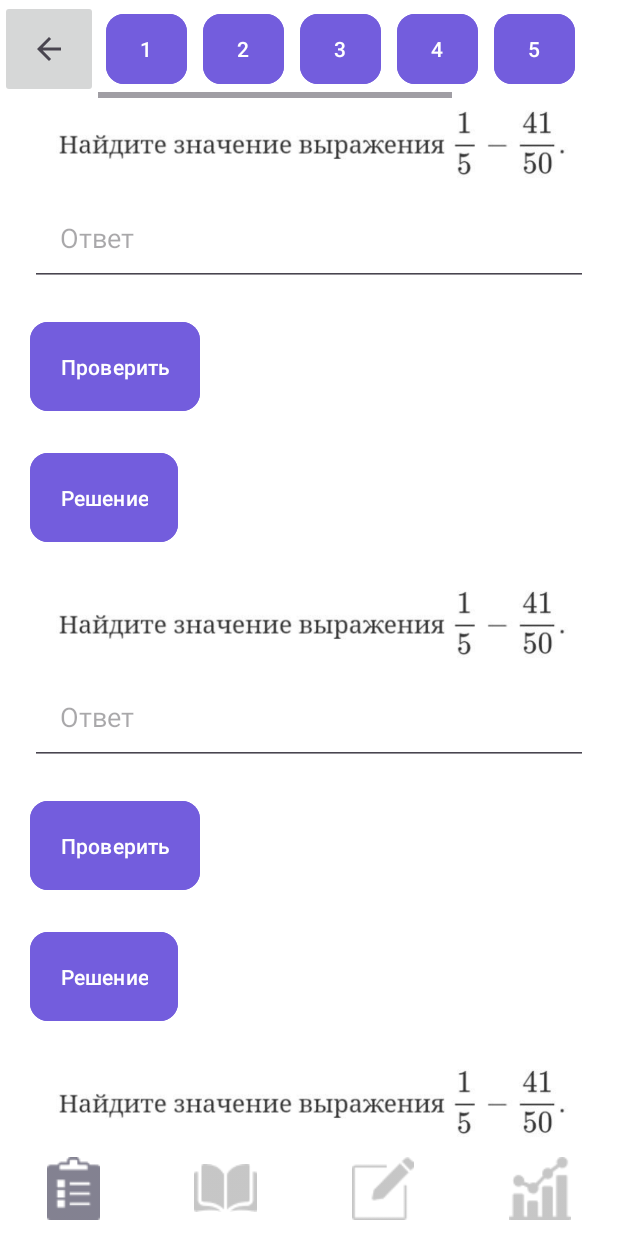
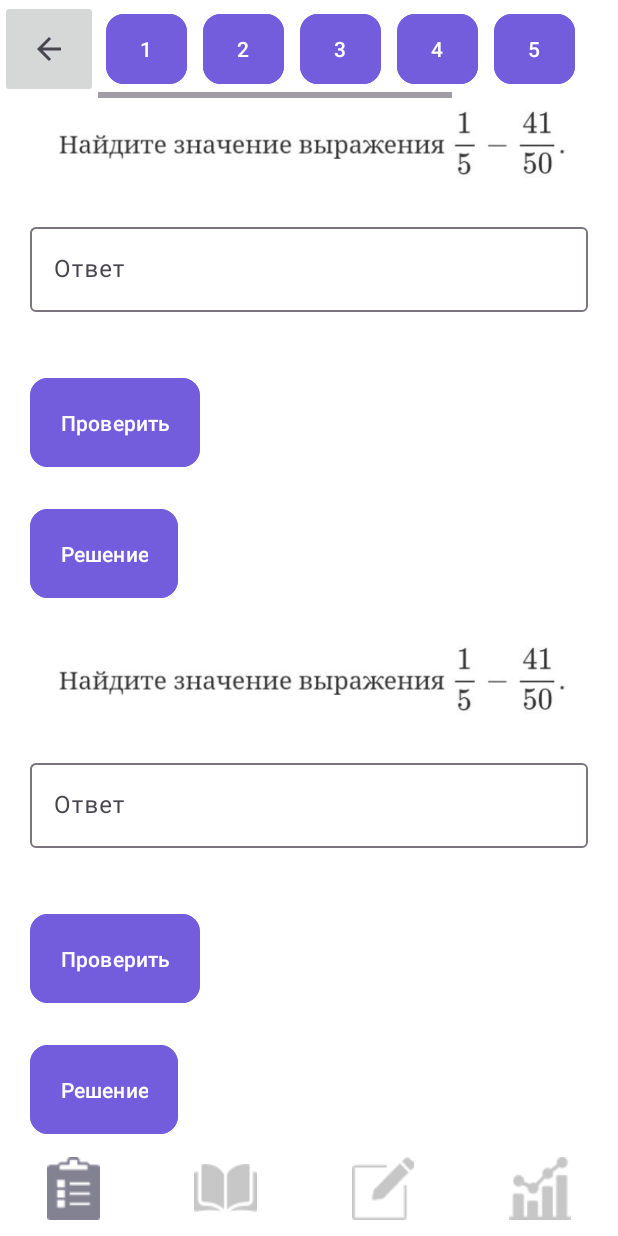
Before and after one commit to Troshik/oge_math_simulator, an Android app: the fragment Task1_5Fragment placed in its activity, on a phone screen of 412 x 824 dp. Run offline under Robolectric (Android 15) with nearby library versions, the phone set to English and light mode, and no system bars; libraries missing offline, so code that uses them is left out: com.kyanogen.signatureview, yuku.ambilwarna.

Commit message:
style of editText

```diff
--- a/app/src/main/java/com/practicum/oge_math/Task1_5Fragment.java
+++ b/app/src/main/java/com/practicum/oge_math/Task1_5Fragment.java
@@ -60,7 +60,7 @@ public class Task1_5Fragment extends Fragment {
         Button buttonTask6 = view.findViewById(R.id.buttonTask6);
         Button buttonTask7 = view.findViewById(R.id.buttonTask7);
 
-        EditText editText1 = view.findViewById(R.id.getAnswerEdText1);
+        EditText editText1 = view.findViewById(R.id.filledTextField1);
         TextView trAnsw1 = view.findViewById(R.id.trAnswText1);
         Button answBottom1 = view.findViewById(R.id.answBtn1);
         Button solutBottom1 = view.findViewById(R.id.solutBtn1);
@@ -68,28 +68,28 @@ public class Task1_5Fragment extends Fragment {
         TextView trFlAnsw1 = view.findViewById(R.id.trFlAnswText1);
 
 
-        EditText editText2 = view.findViewById(R.id.getAnswerEdText2);
+        EditText editText2 = view.findViewById(R.id.filledTextField2);
         TextView trAnsw2 = view.findViewById(R.id.trAnswText2);
         Button answBottom2 = view.findViewById(R.id.answBtn2);
         Button solutBottom2 = view.findViewById(R.id.solutBtn2);
         ImageView imageTask2 = view.findViewById(R.id.imageTask2);
         TextView trFlAnsw2 = view.findViewById(R.id.trFlAnswText2);
 
-        EditText editText3 = view.findViewById(R.id.getAnswerEdText3);
+        EditText editText3 = view.findViewById(R.id.filledTextField3);
         TextView trAnsw3 = view.findViewById(R.id.trAnswText3);
         Button answBottom3 = view.findViewById(R.id.answBtn3);
         Button solutBottom3 = view.findViewById(R.id.solutBtn3);
         ImageView imageTask3 = view.findViewById(R.id.imageTask3);
         TextView trFlAnsw3 = view.findViewById(R.id.trFlAnswText3);
 
-        EditText editText4 = view.findViewById(R.id.getAnswerEdText4);
+        EditText editText4 = view.findViewById(R.id.filledTextField4);
         TextView trAnsw4 = view.findViewById(R.id.trAnswText4);
         Button answBottom4 = view.findViewById(R.id.answBtn4);
         Button solutBottom4 = view.findViewById(R.id.solutBtn4);
         ImageView imageTask4 = view.findViewById(R.id.imageTask4);
         TextView trFlAnsw4 = view.findViewById(R.id.trFlAnswText4);
 
-        EditText editText5 = view.findViewById(R.id.getAnswerEdText5);
+        EditText editText5 = view.findViewById(R.id.filledTextField5);
         TextView trAnsw5 = view.findViewById(R.id.trAnswText5);
         Button answBottom5 = view.findViewById(R.id.answBtn5);
         Button solutBottom5 = view.findViewById(R.id.solutBtn5);
@@ -102,14 +102,19 @@ public class Task1_5Fragment extends Fragment {
 
             textAnsw1 = getString(getResources().getIdentifier("answ1_1_1", "string", requireContext().getPackageName()));
             imageTask1.setImageResource(getResources().getIdentifier("t1_1_1", "drawable", requireContext().getPackageName()));
-            textAnsw2 = getString(getResources().getIdentifier("answ1_2_1", "string", requireContext().getPackageName()));
-            imageTask2.setImageResource(getResources().getIdentifier("t1_2_1", "drawable", requireContext().getPackageName()));
-            textAnsw3 = getString(getResources().getIdentifier("answ1_3_1", "string", requireContext().getPackageName()));
-            imageTask3.setImageResource(getResources().getIdentifier("t1_3_1", "drawable", requireContext().getPackageName()));
-            textAnsw4 = getString(getResources().getIdentifier("answ1_4_1", "string", requireContext().getPackageName()));
-            imageTask4.setImageResource(getResources().getIdentifier("t1_4_1", "drawable", requireContext().getPackageName()));
-            textAnsw5 = getString(getResources().getIdentifier("answ1_5_1", "string", requireContext().getPackageName()));
-            imageTask5.setImageResource(getResources().getIdentifier("t1_5_1", "drawable", requireContext().getPackageName()));
+            editText1.setText("");
+            textAnsw2 = getString(getResources().getIdentifier("answ1_1_2", "string", requireContext().getPackageName()));
+            imageTask2.setImageResource(getResources().getIdentifier("t1_1_2", "drawable", requireContext().getPackageName()));
+            editText2.setText("");
+            textAnsw3 = getString(getResources().getIdentifier("answ1_1_3", "string", requireContext().getPackageName()));
+            imageTask3.setImageResource(getResources().getIdentifier("t1_1_3", "drawable", requireContext().getPackageName()));
+            editText3.setText("");
+            textAnsw4 = getString(getResources().getIdentifier("answ1_1_4", "string", requireContext().getPackageName()));
+            imageTask4.setImageResource(getResources().getIdentifier("t1_1_4", "drawable", requireContext().getPackageName()));
+            editText4.setText("");
+            textAnsw5 = getString(getResources().getIdentifier("answ1_1_5", "string", requireContext().getPackageName()));
+            imageTask5.setImageResource(getResources().getIdentifier("t1_1_5", "drawable", requireContext().getPackageName()));
+            editText5.setText("");
 
             actBtn  = "1";
 
@@ -164,7 +169,7 @@ public class Task1_5Fragment extends Fragment {
                 public void onClick(View v) {
                     String buttonNum = getResources().getResourceEntryName(v.getId());
 
-                    String editTextName = "getAnswerEdText" + buttonNum.substring(7);
+                    String editTextName = "filledTextField" + buttonNum.substring(7);
                     int editTextId = getResources().getIdentifier(editTextName, "id", requireContext().getPackageName());
                     EditText editText = view.findViewById(editTextId);
                     String answEditText = editText.getText().toString();
@@ -205,7 +210,7 @@ public class Task1_5Fragment extends Fragment {
                     TextView answText = view.findViewById(answTextId);
 
 
-                    trAnsw1.setText(trAnsw);
+                    answText.setText(trAnsw);
 
                 }
             };
--- a/app/src/main/java/com/practicum/oge_math/Task6_19Fragment.java
+++ b/app/src/main/java/com/practicum/oge_math/Task6_19Fragment.java
@@ -58,7 +58,7 @@ public class Task6_19Fragment extends Fragment {
         Button buttonTask5 = view.findViewById(R.id.buttonTask5);
         Button buttonTask6 = view.findViewById(R.id.buttonTask6);
         Button buttonTask7 = view.findViewById(R.id.buttonTask7);
-        EditText editText = view.findViewById(R.id.getAnswerEdText);
+        EditText editText = view.findViewById(R.id.filledTextField);
         TextView trFlAnsw = view.findViewById(R.id.trFlAnswText);
         TextView trAnsw = view.findViewById(R.id.trAnswText1);
         ImageView imageTask = view.findViewById(R.id.imageTask);
@@ -101,6 +101,7 @@ public class Task6_19Fragment extends Fragment {
 //                v.setBackgroundResource(R.color.nodarkblue);
 //                v.setBackgroundColor(R.color.nodarkblue);
 //                ((Button) v).setTextColor(Color.BLACK);
+                editText.setText("");
                 String imageName = "t" + taskNumber+ "_" + num;
                 String answName = "answ" + taskNumber+ "_" + num;
                 int imageResourceId = getResources().getIdentifier(imageName, "drawable", requireContext().getPackageName());
--- a/app/src/main/res/layout/fragment_task1_5.xml
+++ b/app/src/main/res/layout/fragment_task1_5.xml
@@ -142,20 +142,33 @@
                 app:layout_constraintStart_toStartOf="parent"
                 app:layout_constraintTop_toBottomOf="@+id/horizontalScrollView" />
 
-            <EditText
+
+
+            <com.google.android.material.textfield.TextInputLayout
                 android:id="@+id/getAnswerEdText1"
-                android:layout_width="0dp"
+
+                style="@style/Widget.Material3.TextInputLayout.OutlinedBox"
+                android:padding="20dp"
+                android:layout_width="match_parent"
                 android:layout_height="wrap_content"
-                android:layout_marginHorizontal="20dp"
-                android:autofillHints=""
-                android:ems="10"
-                android:hint="@string/answer"
-                android:inputType="text"
-                android:padding="20dp"
-                android:textColor="?attr/textColor"
                 app:layout_constraintEnd_toEndOf="parent"
                 app:layout_constraintStart_toStartOf="parent"
-                app:layout_constraintTop_toBottomOf="@+id/imageTask1" />
+                app:layout_constraintTop_toBottomOf="@+id/imageTask1"
+                >
+
+                <com.google.android.material.textfield.TextInputEditText
+                    android:id="@+id/filledTextField1"
+                    android:layout_width="match_parent"
+                    android:layout_height="wrap_content"
+                    android:hint="@string/answer"
+                    android:paddingHorizontal="20dp"
+                    android:textColorHint="@color/gray">
+
+
+                </com.google.android.material.textfield.TextInputEditText>
+
+
+            </com.google.android.material.textfield.TextInputLayout>
 
             <Button
                 android:id="@+id/answBtn1"
@@ -223,20 +236,33 @@
                 app:layout_constraintStart_toStartOf="parent"
                 app:layout_constraintTop_toBottomOf="@+id/solutBtn1" />
 
-            <EditText
+            <com.google.android.material.textfield.TextInputLayout
                 android:id="@+id/getAnswerEdText2"
-                android:layout_width="0dp"
-                android:layout_height="64dp"
-                android:layout_marginHorizontal="20dp"
-                android:autofillHints=""
-                android:ems="10"
-                android:hint="@string/answer"
-                android:inputType="text"
+
+                style="@style/Widget.Material3.TextInputLayout.OutlinedBox"
                 android:padding="20dp"
-                android:textColor="?attr/textColor"
+                android:layout_width="match_parent"
+                android:layout_height="wrap_content"
                 app:layout_constraintEnd_toEndOf="parent"
                 app:layout_constraintStart_toStartOf="parent"
-                app:layout_constraintTop_toBottomOf="@+id/imageTask2" />
+                app:layout_constraintTop_toBottomOf="@+id/imageTask2"
+                >
+
+                <com.google.android.material.textfield.TextInputEditText
+                    android:id="@+id/filledTextField2"
+                    android:layout_width="match_parent"
+                    android:layout_height="wrap_content"
+                    android:hint="@string/answer"
+                    android:paddingHorizontal="20dp"
+                    android:textColorHint="@color/gray">
+
+
+                </com.google.android.material.textfield.TextInputEditText>
+
+
+            </com.google.android.material.textfield.TextInputLayout>
+
+
 
             <Button
                 android:id="@+id/answBtn2"
@@ -303,20 +329,31 @@
                 app:layout_constraintStart_toStartOf="parent"
                 app:layout_constraintTop_toBottomOf="@+id/solutBtn2" />
 
-            <EditText
+            <com.google.android.material.textfield.TextInputLayout
                 android:id="@+id/getAnswerEdText3"
-                android:layout_width="0dp"
-                android:layout_height="64dp"
-                android:layout_marginHorizontal="20dp"
-                android:autofillHints=""
-                android:ems="10"
-                android:hint="@string/answer"
-                android:inputType="text"
+
+                style="@style/Widget.Material3.TextInputLayout.OutlinedBox"
                 android:padding="20dp"
-                android:textColor="?attr/textColor"
+                android:layout_width="match_parent"
+                android:layout_height="wrap_content"
                 app:layout_constraintEnd_toEndOf="parent"
                 app:layout_constraintStart_toStartOf="parent"
-                app:layout_constraintTop_toBottomOf="@+id/imageTask3"  />
+                app:layout_constraintTop_toBottomOf="@+id/imageTask3"
+                >
+
+                <com.google.android.material.textfield.TextInputEditText
+                    android:id="@+id/filledTextField3"
+                    android:layout_width="match_parent"
+                    android:layout_height="wrap_content"
+                    android:hint="@string/answer"
+                    android:paddingHorizontal="20dp"
+                    android:textColorHint="@color/gray">
+
+
+                </com.google.android.material.textfield.TextInputEditText>
+
+
+            </com.google.android.material.textfield.TextInputLayout>
 
             <Button
                 android:id="@+id/answBtn3"
@@ -384,26 +421,36 @@
                 app:layout_constraintStart_toStartOf="parent"
                 app:layout_constraintTop_toBottomOf="@+id/solutBtn3" />
 
-            <EditText
+            <com.google.android.material.textfield.TextInputLayout
                 android:id="@+id/getAnswerEdText4"
-                android:layout_width="0dp"
-                android:layout_height="64dp"
-                android:layout_marginHorizontal="20dp"
-                android:autofillHints=""
-                android:ems="10"
-                android:hint="@string/answer"
-                android:inputType="text"
+
+                style="@style/Widget.Material3.TextInputLayout.OutlinedBox"
                 android:padding="20dp"
-                android:textColor="?attr/textColor"
+                android:layout_width="match_parent"
+                android:layout_height="wrap_content"
                 app:layout_constraintEnd_toEndOf="parent"
                 app:layout_constraintStart_toStartOf="parent"
-                app:layout_constraintTop_toBottomOf="@+id/imageTask4"  />
+                app:layout_constraintTop_toBottomOf="@+id/imageTask4"
+                >
+
+                <com.google.android.material.textfield.TextInputEditText
+                    android:id="@+id/filledTextField4"
+                    android:layout_width="match_parent"
+                    android:layout_height="wrap_content"
+                    android:hint="@string/answer"
+                    android:paddingHorizontal="20dp"
+                    android:textColorHint="@color/gray">
+
+
+                </com.google.android.material.textfield.TextInputEditText>
+
+
+            </com.google.android.material.textfield.TextInputLayout>
 
             <Button
                 android:id="@+id/answBtn4"
                 android:layout_width="wrap_content"
                 android:layout_height="wrap_content"
-                android:layout_marginEnd="20dp"
                 android:backgroundTint="@color/nodarkblue"
                 android:padding="20dp"
                 android:text="@string/check"
@@ -413,7 +460,7 @@
                 app:layout_constraintEnd_toEndOf="parent"
                 app:layout_constraintHorizontal_bias="0.0"
                 app:layout_constraintStart_toStartOf="parent"
-                app:layout_constraintTop_toBottomOf="@id/answBtn4" />
+                app:layout_constraintTop_toBottomOf="@+id/getAnswerEdText4" />
 
             <TextView
                 android:id="@+id/trFlAnswText4"
@@ -438,7 +485,7 @@
                 app:layout_constraintEnd_toEndOf="parent"
                 app:layout_constraintHorizontal_bias="0.0"
                 app:layout_constraintStart_toStartOf="parent"
-                app:layout_constraintTop_toBottomOf="@+id/getAnswerEdText4" />
+                app:layout_constraintTop_toBottomOf="@+id/answBtn4" />
 
             <TextView
                 android:id="@+id/trAnswText4"
@@ -465,20 +512,31 @@
                 app:layout_constraintStart_toStartOf="parent"
                 app:layout_constraintTop_toBottomOf="@+id/solutBtn4" />
 
-            <EditText
+            <com.google.android.material.textfield.TextInputLayout
                 android:id="@+id/getAnswerEdText5"
-                android:layout_width="0dp"
-                android:layout_height="64dp"
-                android:layout_marginHorizontal="20dp"
-                android:autofillHints=""
-                android:ems="10"
-                android:hint="@string/answer"
-                android:inputType="text"
+
+                style="@style/Widget.Material3.TextInputLayout.OutlinedBox"
                 android:padding="20dp"
-                android:textColor="?attr/textColor"
+                android:layout_width="match_parent"
+                android:layout_height="wrap_content"
                 app:layout_constraintEnd_toEndOf="parent"
                 app:layout_constraintStart_toStartOf="parent"
-                app:layout_constraintTop_toBottomOf="@+id/imageTask5"  />
+                app:layout_constraintTop_toBottomOf="@+id/imageTask5"
+                >
+
+                <com.google.android.material.textfield.TextInputEditText
+                    android:id="@+id/filledTextField5"
+                    android:layout_width="match_parent"
+                    android:layout_height="wrap_content"
+                    android:hint="@string/answer"
+                    android:paddingHorizontal="20dp"
+                    android:textColorHint="@color/gray">
+
+
+                </com.google.android.material.textfield.TextInputEditText>
+
+
+            </com.google.android.material.textfield.TextInputLayout>
 
             <Button
                 android:id="@+id/answBtn5"
--- a/app/src/main/res/layout/fragment_task6_19.xml
+++ b/app/src/main/res/layout/fragment_task6_19.xml
@@ -130,21 +130,31 @@
             </LinearLayout>
         </HorizontalScrollView>
 
-        <EditText
+        <com.google.android.material.textfield.TextInputLayout
             android:id="@+id/getAnswerEdText"
-            android:layout_width="0dp"
+
+            style="@style/Widget.Material3.TextInputLayout.OutlinedBox"
+            android:padding="20dp"
+            android:layout_width="match_parent"
             android:layout_height="wrap_content"
-            android:layout_marginHorizontal="20dp"
-            android:autofillHints=""
-            android:ems="10"
-            android:hint="@string/answer"
-            android:inputType="text"
-            android:padding="20dp"
-            android:textColor="?attr/textColor"
-            app:layout_constraintEnd_toEndOf="parent"
-            app:layout_constraintHorizontal_bias="0.079"
             app:layout_constraintStart_toStartOf="parent"
-            app:layout_constraintTop_toBottomOf="@+id/imageTask" />
+            app:layout_constraintTop_toBottomOf="@+id/imageTask"
+            >
+
+            <com.google.android.material.textfield.TextInputEditText
+                android:id="@+id/filledTextField"
+                android:layout_width="match_parent"
+                android:layout_height="wrap_content"
+                android:hint="@string/answer"
+                android:paddingHorizontal="20dp"
+                android:textColorHint="@color/gray">
+
+
+            </com.google.android.material.textfield.TextInputEditText>
+
+
+        </com.google.android.material.textfield.TextInputLayout>
+
 
         <Button
             android:id="@+id/answBtn"
```
